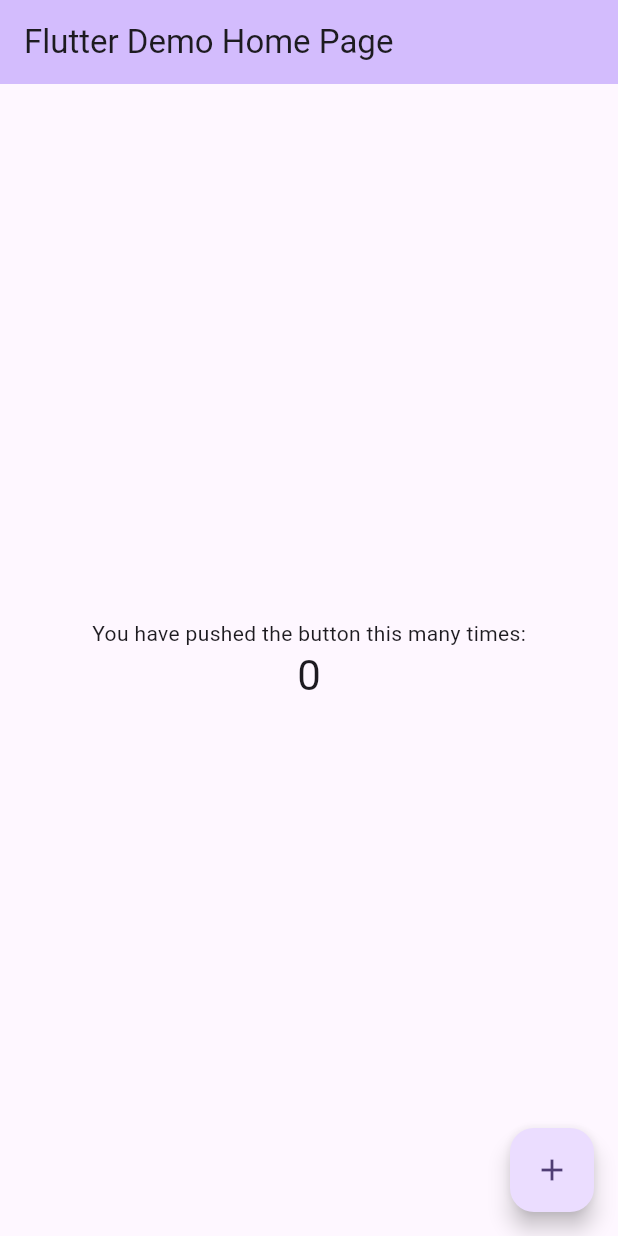
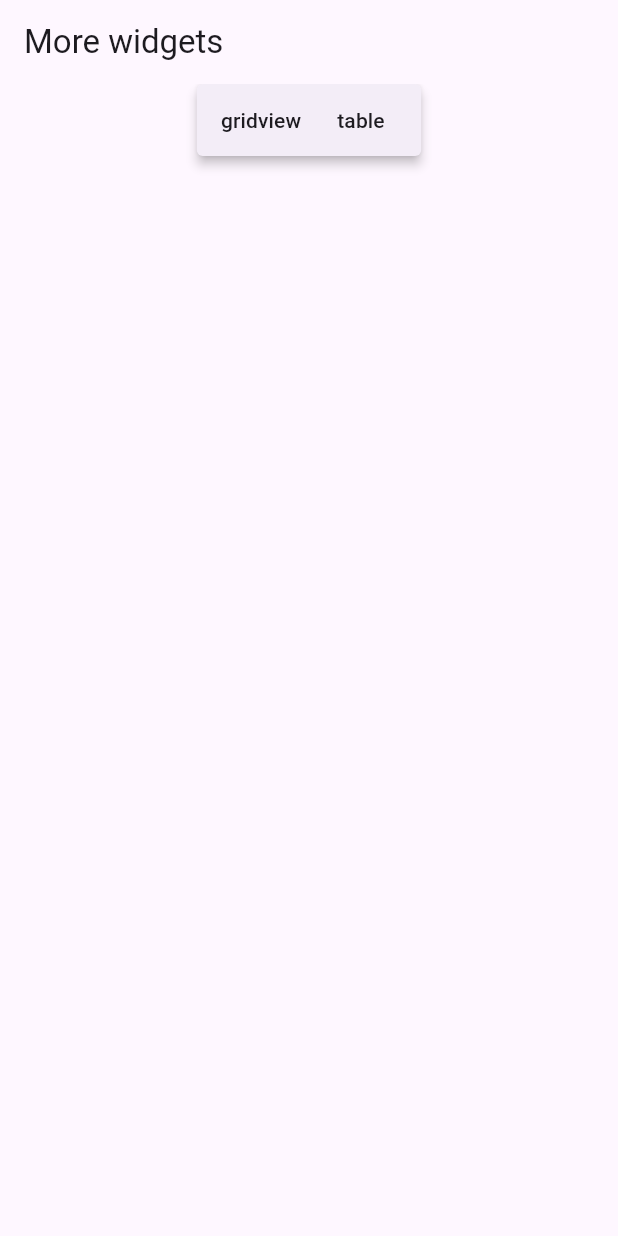
Before and after one commit to kitNa/more_widgets, a Flutter app: the screen it shows after launch, on a phone screen of 412 x 824 dp. Run offline on Flutter 3.47's test engine with Material 3 defaults, Android fonts, the phone set to English and light mode, and no system bars.

Commit message:
gridview, table widgets and navigation was implaemented

```diff
--- /dev/null
+++ b/lib/application.dart
@@ -0,0 +1,16 @@
+import 'package:flutter/material.dart';
+import 'package:more_widgets/routes.dart';
+
+
+class Application extends StatelessWidget {
+  const Application({super.key});
+
+  @override
+  Widget build(BuildContext context) {
+    return MaterialApp(
+      theme: ThemeData(primaryColor:  Colors.green),
+        initialRoute: '/',
+        routes: routes
+    );
+  }
+}
--- a/lib/main.dart
+++ b/lib/main.dart
@@ -1,125 +1,25 @@
 import 'package:flutter/material.dart';
+import 'package:more_widgets/application.dart';
+import 'package:more_widgets/pages/table_page.dart';
+
+import 'pages/gridview_page.dart';
 
 void main() {
-  runApp(const MyApp());
+  runApp(const Application());
 }
 
-class MyApp extends StatelessWidget {
-  const MyApp({super.key});
-
-  // This widget is the root of your application.
-  @override
-  Widget build(BuildContext context) {
-    return MaterialApp(
-      title: 'Flutter Demo',
-      theme: ThemeData(
-        // This is the theme of your application.
-        //
-        // TRY THIS: Try running your application with "flutter run". You'll see
-        // the application has a blue toolbar. Then, without quitting the app,
-        // try changing the seedColor in the colorScheme below to Colors.green
-        // and then invoke "hot reload" (save your changes or press the "hot
-        // reload" button in a Flutter-supported IDE, or press "r" if you used
-        // the command line to start the app).
-        //
-        // Notice that the counter didn't reset back to zero; the application
-        // state is not lost during the reload. To reset the state, use hot
-        // restart instead.
-        //
-        // This works for code too, not just values: Most code changes can be
-        // tested with just a hot reload.
-        colorScheme: ColorScheme.fromSeed(seedColor: Colors.deepPurple),
-        useMaterial3: true,
-      ),
-      home: const MyHomePage(title: 'Flutter Demo Home Page'),
-    );
-  }
-}
-
-class MyHomePage extends StatefulWidget {
-  const MyHomePage({super.key, required this.title});
-
-  // This widget is the home page of your application. It is stateful, meaning
-  // that it has a State object (defined below) that contains fields that affect
-  // how it looks.
-
-  // This class is the configuration for the state. It holds the values (in this
-  // case the title) provided by the parent (in this case the App widget) and
-  // used by the build method of the State. Fields in a Widget subclass are
-  // always marked "final".
-
-  final String title;
-
-  @override
-  State<MyHomePage> createState() => _MyHomePageState();
-}
-
-class _MyHomePageState extends State<MyHomePage> {
-  int _counter = 0;
-
-  void _incrementCounter() {
-    setState(() {
-      // This call to setState tells the Flutter framework that something has
-      // changed in this State, which causes it to rerun the build method below
-      // so that the display can reflect the updated values. If we changed
-      // _counter without calling setState(), then the build method would not be
-      // called again, and so nothing would appear to happen.
-      _counter++;
-    });
-  }
-
-  @override
-  Widget build(BuildContext context) {
-    // This method is rerun every time setState is called, for instance as done
-    // by the _incrementCounter method above.
-    //
-    // The Flutter framework has been optimized to make rerunning build methods
-    // fast, so that you can just rebuild anything that needs updating rather
-    // than having to individually change instances of widgets.
-    return Scaffold(
-      appBar: AppBar(
-        // TRY THIS: Try changing the color here to a specific color (to
-        // Colors.amber, perhaps?) and trigger a hot reload to see the AppBar
-        // change color while the other colors stay the same.
-        backgroundColor: Theme.of(context).colorScheme.inversePrimary,
-        // Here we take the value from the MyHomePage object that was created by
-        // the App.build method, and use it to set our appbar title.
-        title: Text(widget.title),
-      ),
-      body: Center(
-        // Center is a layout widget. It takes a single child and positions it
-        // in the middle of the parent.
-        child: Column(
-          // Column is also a layout widget. It takes a list of children and
-          // arranges them vertically. By default, it sizes itself to fit its
-          // children horizontally, and tries to be as tall as its parent.
-          //
-          // Column has various properties to control how it sizes itself and
-          // how it positions its children. Here we use mainAxisAlignment to
-          // center the children vertically; the main axis here is the vertical
-          // axis because Columns are vertical (the cross axis would be
-          // horizontal).
-          //
-          // TRY THIS: Invoke "debug painting" (choose the "Toggle Debug Paint"
-          // action in the IDE, or press "p" in the console), to see the
-          // wireframe for each widget.
-          mainAxisAlignment: MainAxisAlignment.center,
-          children: <Widget>[
-            const Text(
-              'You have pushed the button this many times:',
-            ),
-            Text(
-              '$_counter',
-              style: Theme.of(context).textTheme.headlineMedium,
-            ),
-          ],
-        ),
-      ),
-      floatingActionButton: FloatingActionButton(
-        onPressed: _incrementCounter,
-        tooltip: 'Increment',
-        child: const Icon(Icons.add),
-      ), // This trailing comma makes auto-formatting nicer for build methods.
-    );
-  }
-}
+// class MyApp extends StatelessWidget {
+//   const MyApp({super.key});
+//
+//   // This widget is the root of your application.
+//   @override
+//   Widget build(BuildContext context) {
+//     return MaterialApp(
+//       title: 'Flutter Demo',
+//       theme: ThemeData(
+//         primarySwatch: Colors.blue
+//       ),
+//       home: TablePage(),
+//     );
+//   }
+// }
--- /dev/null
+++ b/lib/pages/home_page.dart
@@ -0,0 +1,27 @@
+import 'package:flutter/material.dart';
+
+class HomePage extends StatelessWidget {
+  const HomePage({super.key});
+
+  @override
+  Widget build(BuildContext context) {
+    return Scaffold(
+      appBar: AppBar(
+        title: const Text('More widgets'),
+      ),
+      body: Center(
+          child: Column(children: [
+            MenuBar(children: [
+              MenuItemButton(
+                child: const Text('gridview'),
+                onPressed: () => Navigator.pushNamed(context, '/gridview'),
+              ),
+              MenuItemButton(
+                child: const Text('table'),
+                onPressed: () => Navigator.pushNamed(context, '/table'),
+          ),
+        ]),
+      ])),
+    );
+  }
+}
--- /dev/null
+++ b/lib/pages/pages_library.dart
@@ -0,0 +1,5 @@
+library pages;
+
+export './home_page.dart';
+export './gridview_page.dart';
+export './table_page.dart';
--- /dev/null
+++ b/lib/routes.dart
@@ -0,0 +1,8 @@
+import 'package:flutter/cupertino.dart';
+import 'package:more_widgets/pages/pages_library.dart';
+
+final routes = {
+  '/': (BuildContext context) => HomePage(),
+  '/gridview': (BuildContext context) => const GridViewPage(),
+  '/table': (BuildContext context) => const TablePage(),
+};
--- a/pubspec.yaml
+++ b/pubspec.yaml
@@ -35,6 +35,9 @@ dependencies:
   # The following adds the Cupertino Icons font to your application.
   # Use with the CupertinoIcons class for iOS style icons.
   cupertino_icons: ^1.0.2
+  intl: ^0.19.0
+  provider: ^6.1.2
+  path_provider: ^2.1.2
 
 dev_dependencies:
   flutter_test:
```
Also changed, not shown: lib/pages/gridview_page.dart (added, +34 -0 lines), lib/pages/table_page.dart (added, +62 -0 lines), pubspec.lock, 2 other files.
